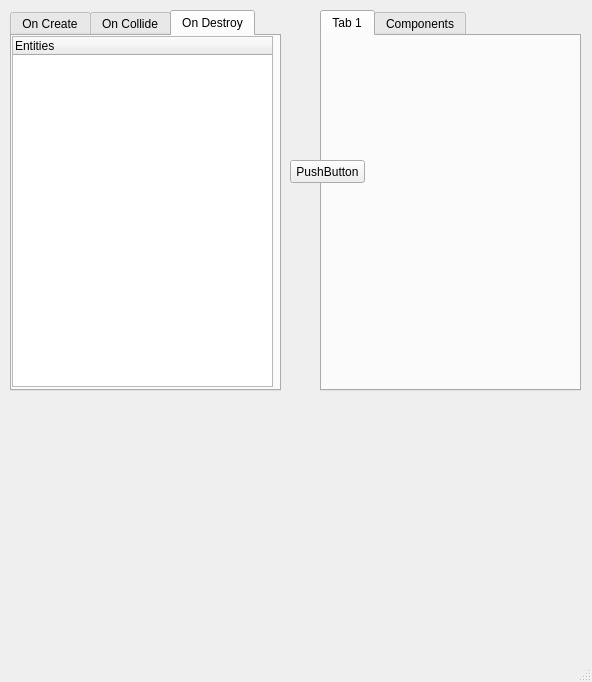
Qt form RootTools/AbilityEditor/UI/AbilityEditor.ui (kevinortegren/zombieshroom) before a commit.
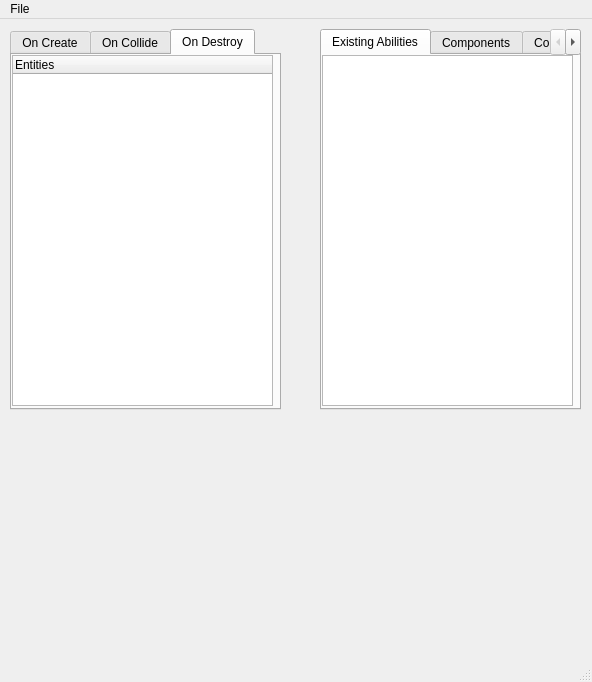
The same form after that commit. The open tabs and pages were chosen to show the change.

```diff
--- a/RootTools/AbilityEditor/UI/AbilityEditor.ui
+++ b/RootTools/AbilityEditor/UI/AbilityEditor.ui
@@ -139,13 +139,38 @@
     </property>
     <widget class="QWidget" name="tab_3">
      <attribute name="title">
-      <string>Tab 1</string>
+      <string>Existing Abilities</string>
      </attribute>
+     <widget class="QListWidget" name="listAbilities">
+      <property name="geometry">
+       <rect>
+        <x>0</x>
+        <y>0</y>
+        <width>251</width>
+        <height>351</height>
+       </rect>
+      </property>
+     </widget>
     </widget>
     <widget class="QWidget" name="tabComponents">
      <attribute name="title">
       <string>Components</string>
      </attribute>
+     <widget class="QListWidget" name="listComponents">
+      <property name="geometry">
+       <rect>
+        <x>0</x>
+        <y>0</y>
+        <width>251</width>
+        <height>351</height>
+       </rect>
+      </property>
+     </widget>
+    </widget>
+    <widget class="QWidget" name="tabConditions">
+     <attribute name="title">
+      <string>Conditions</string>
+     </attribute>
     </widget>
    </widget>
    <widget class="QWidget" name="propertyWidget" native="true">
@@ -158,19 +183,6 @@
      </rect>
     </property>
    </widget>
-   <widget class="QPushButton" name="pushButton">
-    <property name="geometry">
-     <rect>
-      <x>290</x>
-      <y>160</y>
-      <width>75</width>
-      <height>23</height>
-     </rect>
-    </property>
-    <property name="text">
-     <string>PushButton</string>
-    </property>
-   </widget>
   </widget>
   <widget class="QMenuBar" name="menuBar">
    <property name="geometry">
@@ -181,6 +193,17 @@
      <height>21</height>
     </rect>
    </property>
+   <widget class="QMenu" name="menuFile">
+    <property name="title">
+     <string>File</string>
+    </property>
+    <addaction name="actionSave_As"/>
+    <addaction name="actionSave"/>
+    <addaction name="actionLoad"/>
+    <addaction name="actionGenerate_Script"/>
+    <addaction name="actionQuit"/>
+   </widget>
+   <addaction name="menuFile"/>
   </widget>
   <widget class="QStatusBar" name="statusBar"/>
  </widget>
```
Left out of the diff: 29 changed lines with no effect on the pictures.
